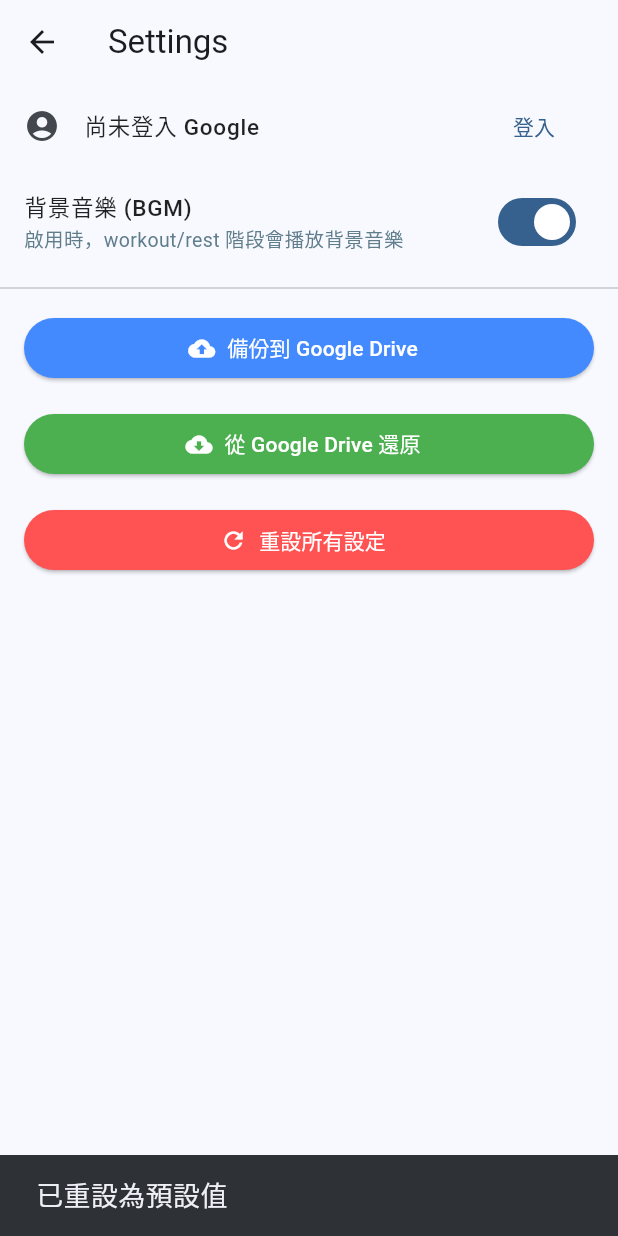
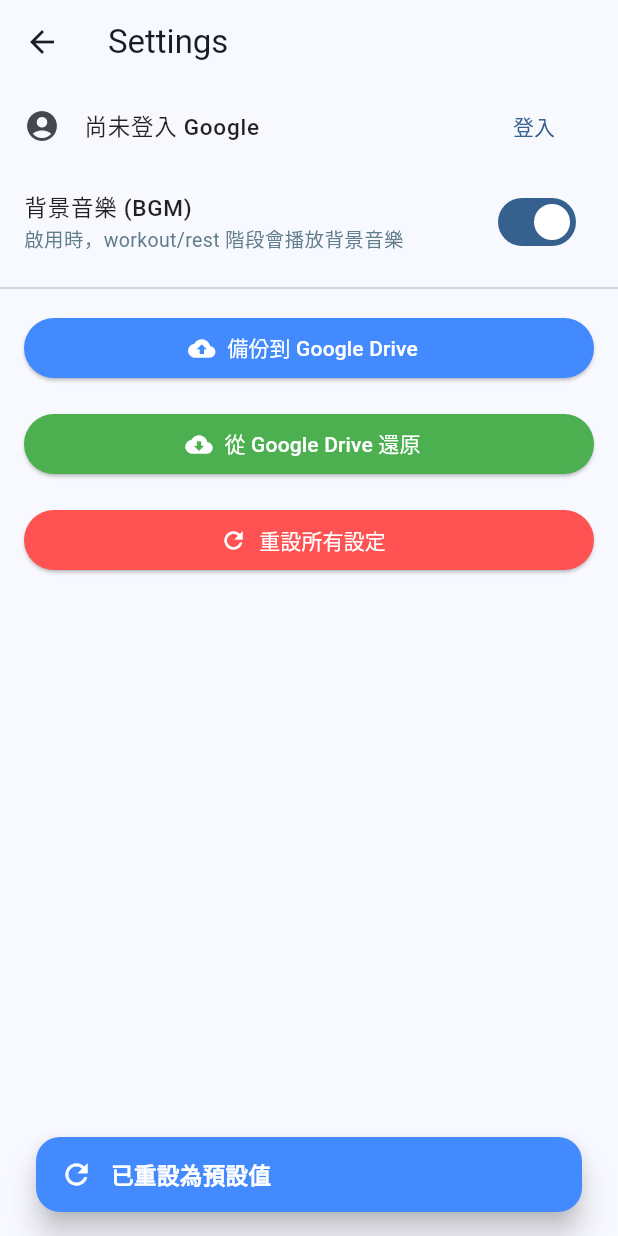
Before and after one commit to brianhsux/TabataApp, a Flutter app: the SettingsScreen screen opened directly, after a tap on "重設所有設定", on a phone screen of 412 x 824 dp. Run offline on Flutter 3.47's test engine with Material 3 defaults, Android fonts, the phone set to English and light mode, and no system bars; our stand-ins replace audioplayers, dropdown_button2, google_mobile_ads, google_sign_in, googleapis_auth, pie_chart and 5 more; missing offline and left inert: googleapis; accounts and stored records are empty; network calls fail.

Commit message:
Centralizes app snackbar functionality
Refactors the app to use a global `showAppSnackBar` function for displaying snackbar messages.

This change promotes code reuse and consistency in snackbar styling across different screens. It also simplifies the process of showing snackbars with custom icons and colors.

```diff
--- a/lib/exercise_history_screen.dart
+++ b/lib/exercise_history_screen.dart
@@ -2,6 +2,7 @@ import 'package:flutter/material.dart';
 import 'exercise_db.dart';
 import 'package:table_calendar/table_calendar.dart';
 import 'package:pie_chart/pie_chart.dart';
+import 'main.dart' as main;
 
 class ExerciseHistoryScreen extends StatefulWidget {
   const ExerciseHistoryScreen({super.key});
@@ -470,9 +471,7 @@ class ExerciseHistoryScreenState extends State<ExerciseHistoryScreen> {
                                           if (edited != null) {
                                             await ExerciseDatabase.instance.updateRecord(edited);
                                             setState(_refreshRecords);
-                                            ScaffoldMessenger.of(context).showSnackBar(
-                                              SnackBar(content: Text('已更新紀錄')),
-                                            );
+                                            main.showAppSnackBar(context, '已更新紀錄', icon: Icons.check_circle, color: Colors.green);
                                           }
                                         },
                                         child: Padding(
--- a/lib/main.dart
+++ b/lib/main.dart
@@ -1195,7 +1195,7 @@ class _TabataScreenState extends State<TabataScreen> {
                                       } else {
                                         setState(() {});
                                       }
-                                      ScaffoldMessenger.of(context).showSnackBar(SnackBar(content: Text('已刪除活動 ${preset.name}')));
+                                      showAppSnackBar(context, '已刪除活動 ${preset.name}');
                                     }
                                   },
                                 ),
@@ -1214,7 +1214,7 @@ class _TabataScreenState extends State<TabataScreen> {
                             setState(() {
                               _currentPresetName = preset.name;
                             });
-                            ScaffoldMessenger.of(context).showSnackBar(SnackBar(content: Text('已載入活動 ${preset.name}')));
+                            showAppSnackBar(context, '已載入活動 ${preset.name}');
                           }
                         },
                       ),
@@ -1314,7 +1314,7 @@ class _TabataScreenState extends State<TabataScreen> {
                       setState(() {
                         _currentPresetName = name;
                       });
-                      ScaffoldMessenger.of(context).showSnackBar(SnackBar(content: Text('已建立活動 $name')));
+                      showAppSnackBar(context, '已建立活動 $name');
                     }
                   },
                   child: Container(
@@ -1766,3 +1766,32 @@ class _TabataScreenState extends State<TabataScreen> {
     return total > 0 ? (total - _remainingTime) / total : 0.0;
   }
 }
+
+// 將 showAppSnackBar 移到全域（class 外部）
+void showAppSnackBar(BuildContext context, String message, {IconData? icon, Color? color, int milliseconds = 1500}) {
+  ScaffoldMessenger.of(context).showSnackBar(
+    SnackBar(
+      content: Row(
+        children: [
+          if (icon != null) ...[
+            Icon(icon, color: Colors.white, size: 22),
+            SizedBox(width: 12),
+          ],
+          Expanded(
+            child: Text(
+              message,
+              style: TextStyle(fontWeight: FontWeight.bold, fontSize: 15, color: Colors.white),
+              overflow: TextOverflow.ellipsis,
+            ),
+          ),
+        ],
+      ),
+      backgroundColor: color ?? Colors.blueAccent,
+      behavior: SnackBarBehavior.floating,
+      shape: RoundedRectangleBorder(borderRadius: BorderRadius.circular(16)),
+      duration: Duration(milliseconds: milliseconds),
+      elevation: 8,
+      margin: EdgeInsets.symmetric(horizontal: 24, vertical: 16),
+    ),
+  );
+}
```
Also changed, not shown: lib/settings_screen.dart (+14 -40 lines).
